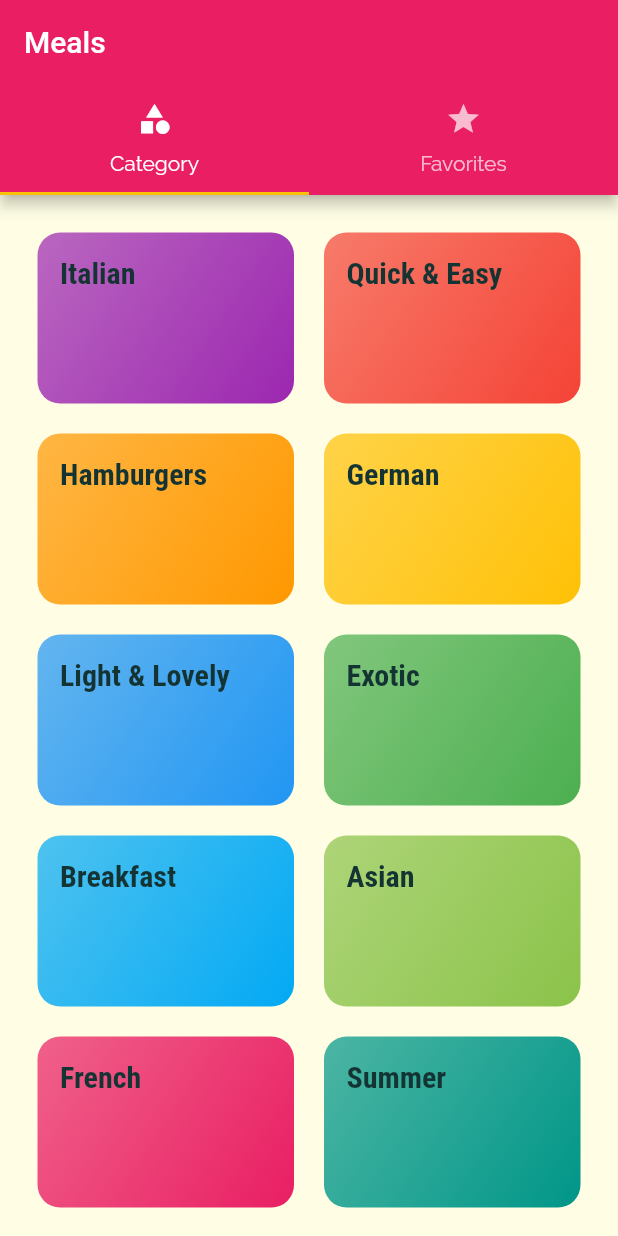
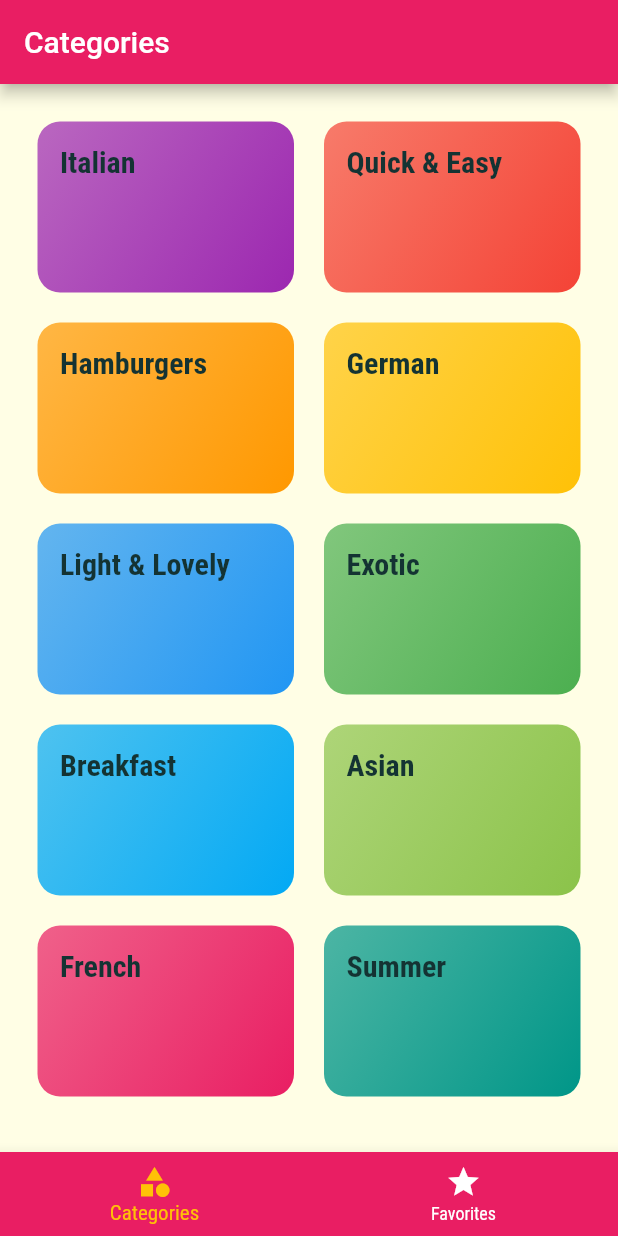
Before and after one commit to k3forx/flutter-practice, a Flutter app: the screen it shows after launch, on a phone screen of 412 x 824 dp. Run offline on Flutter 3.47's test engine with Material 2 defaults, Android fonts, the phone set to English and light mode, and no system bars.

```diff
--- a/meals_app/lib/screens/tabs_screen.dart
+++ b/meals_app/lib/screens/tabs_screen.dart
@@ -11,33 +11,50 @@ class TabsScreen extends StatefulWidget {
 }
 
 class TabsScreenState extends State<TabsScreen> {
+  final List<Map<String, Object>> _pages = const [
+    {
+      'page': CategoriesScreen(),
+      'title': 'Categories',
+    },
+    {
+      'page': FavoritesScreen(),
+      'title': 'Your Favorite',
+    },
+  ];
+  int _selectedPageIndex = 0;
+
+  void _selectPage(int index) {
+    setState(() {
+      _selectedPageIndex = index;
+    });
+  }
+
   @override
   Widget build(BuildContext context) {
-    return DefaultTabController(
-      length: 2,
-      initialIndex: 0,
-      child: Scaffold(
-        appBar: AppBar(
-          title: const Text('Meals'),
-          bottom: const TabBar(
-            tabs: [
-              Tab(
-                icon: Icon(Icons.category),
-                text: 'Category',
-              ),
-              Tab(
-                icon: Icon(Icons.star),
-                text: 'Favorites',
-              )
-            ],
+    return Scaffold(
+      appBar: AppBar(
+        title: Text(_pages[_selectedPageIndex]['title'] as String),
+      ),
+      body: _pages[_selectedPageIndex]['page'] as Widget,
+      bottomNavigationBar: BottomNavigationBar(
+        onTap: _selectPage,
+        backgroundColor: Theme.of(context).colorScheme.primary,
+        unselectedItemColor: Colors.white,
+        selectedItemColor: Theme.of(context).colorScheme.secondary,
+        currentIndex: _selectedPageIndex,
+        // type: BottomNavigationBarType.shifting,
+        items: [
+          BottomNavigationBarItem(
+            backgroundColor: Theme.of(context).colorScheme.primary,
+            icon: const Icon(Icons.category),
+            label: 'Categories',
           ),
-        ),
-        body: const TabBarView(
-          children: [
-            CategoriesScreen(),
-            FavoritesScreen(),
-          ],
-        ),
+          BottomNavigationBarItem(
+            backgroundColor: Theme.of(context).colorScheme.primary,
+            icon: const Icon(Icons.star),
+            label: 'Favorites',
+          ),
+        ],
       ),
     );
   }
```
